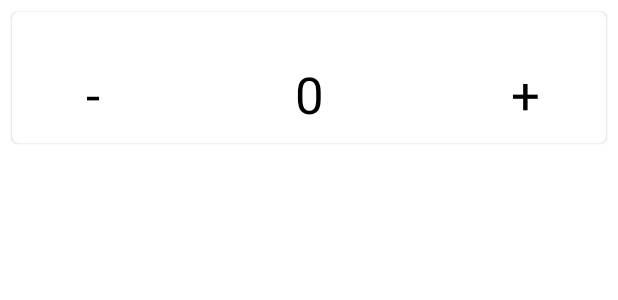
After one commit to JohnyDaDeveloper/CheersV4, an Android app: the layout fragment_counter.xml on its own in the app's theme, with its tools: preview values and no code run, on a phone screen of 412 x 824 dp. The commit adds this screen. Shown: the top 300 px of the screen. Run offline under Robolectric (Android 15) with nearby library versions, the phone set to English and light mode, and no system bars.

Commit message:
Add CounterFragment and Logger

```diff
--- /dev/null
+++ b/app/src/main/res/layout/fragment_counter.xml
@@ -0,0 +1,55 @@
+<?xml version="1.0" encoding="utf-8"?>
+<layout xmlns:android="http://schemas.android.com/apk/res/android">
+    <com.google.android.material.card.MaterialCardView
+        android:layout_width="match_parent"
+        android:layout_height="wrap_content"
+        android:layout_margin="8dp">
+
+        <androidx.appcompat.widget.LinearLayoutCompat
+            android:layout_width="match_parent"
+            android:layout_height="wrap_content"
+            android:orientation="vertical">
+
+            <TextView
+                android:layout_width="match_parent"
+                android:layout_height="wrap_content"
+                android:textAppearance="@style/TextAppearance.MaterialComponents.Body1" />
+
+            <androidx.appcompat.widget.LinearLayoutCompat
+                android:layout_width="match_parent"
+                android:layout_height="wrap_content"
+                android:orientation="horizontal">
+
+                <com.google.android.material.button.MaterialButton
+                    android:id="@+id/minusButton"
+                    android:layout_width="0dp"
+                    android:layout_height="wrap_content"
+                    style="@style/Widget.MaterialComponents.Button.TextButton"
+                    android:text="@string/minus"
+                    android:textAppearance="@style/TextAppearance.MaterialComponents.Headline4"
+                    android:textColor="?colorOnSurface"
+                    android:layout_weight="3" />
+
+                <TextView
+                    android:id="@+id/valueTextView"
+                    android:layout_width="0dp"
+                    android:layout_height="wrap_content"
+                    android:layout_weight="5"
+                    android:textAppearance="@style/TextAppearance.MaterialComponents.Headline4"
+                    android:text="@string/zero"
+                    android:gravity="center"
+                    android:textColor="?colorOnSurface" />
+
+                <com.google.android.material.button.MaterialButton
+                    android:id="@+id/plusButton"
+                    android:layout_width="0dp"
+                    android:layout_height="wrap_content"
+                    style="@style/Widget.MaterialComponents.Button.TextButton"
+                    android:text="@string/plus"
+                    android:textAppearance="@style/TextAppearance.MaterialComponents.Headline4"
+                    android:textColor="?colorOnSurface"
+                    android:layout_weight="3" />
+            </androidx.appcompat.widget.LinearLayoutCompat>
+        </androidx.appcompat.widget.LinearLayoutCompat>
+    </com.google.android.material.card.MaterialCardView>
+</layout>
--- a/app/src/main/res/values/strings.xml
+++ b/app/src/main/res/values/strings.xml
@@ -1,3 +1,7 @@
 <resources>
     <string name="app_name">Cheers</string>
+
+    <string name="plus">+</string>
+    <string name="minus">-</string>
+    <string name="zero">0</string>
 </resources>
```
Also changed, not shown: app/src/main/java/cz/johnyapps/cheers/Logger.kt (added, +55 -0 lines), app/src/main/java/cz/johnyapps/cheers/category/CategoryFragment.kt (+0 -19 lines), app/src/main/java/cz/johnyapps/cheers/category/CategoryViewModel.kt (+11 -14 lines), app/src/main/java/cz/johnyapps/cheers/counter/CounterFragment.kt (added, +47 -0 lines), app/src/main/java/cz/johnyapps/cheers/counter/CounterViewModel.kt (added, +33 -0 lines), app/src/main/res/layout/fragment_category.xml (+3 -29 lines).
